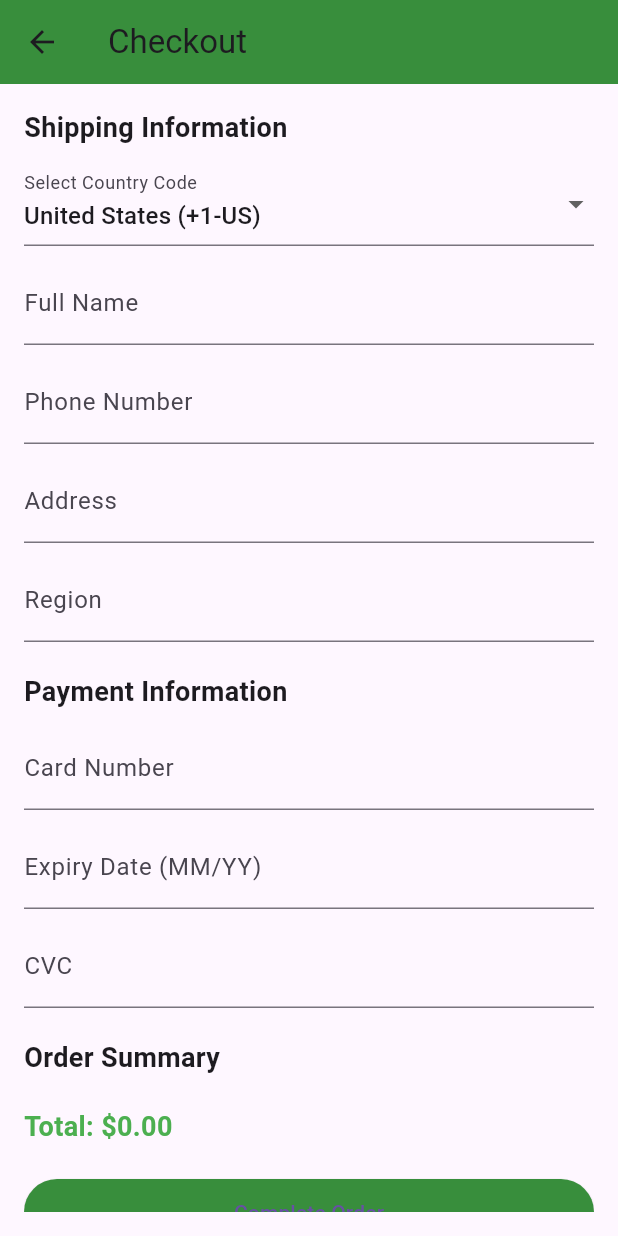
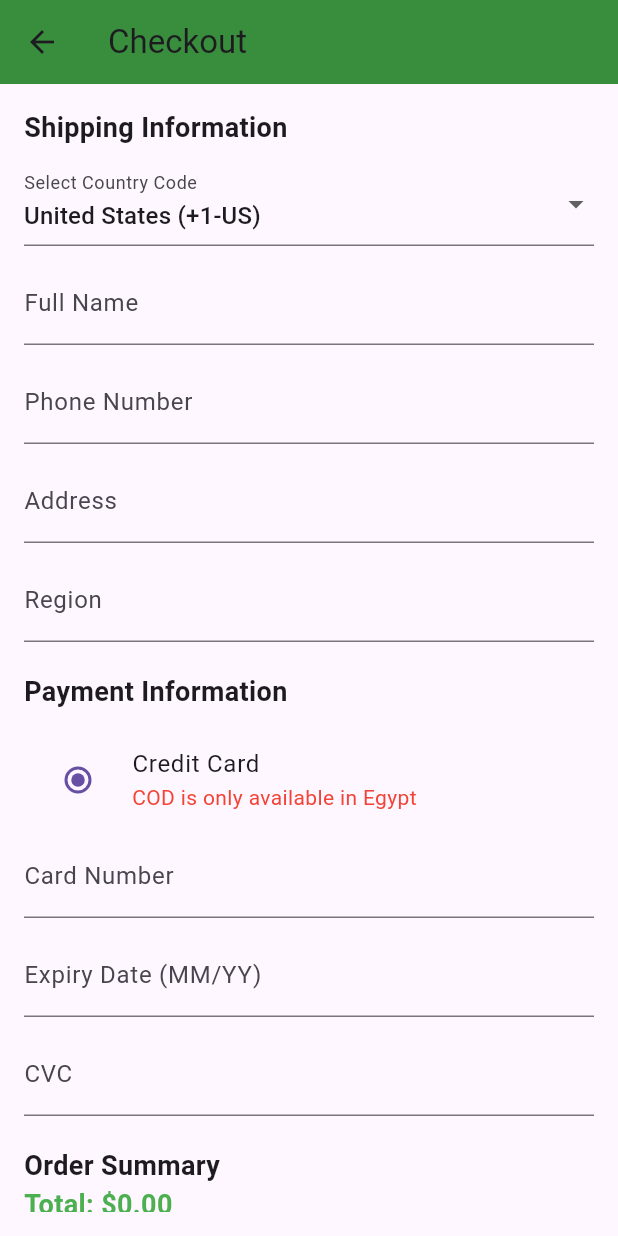
Before and after one commit to shahawy/crop_connect, a Flutter app: the CheckoutScreen screen opened by its route, on a phone screen of 412 x 824 dp. Run offline on Flutter 3.47's test engine with Material 3 defaults, Android fonts, the phone set to English and light mode, and no system bars; our stand-ins replace cloud_firestore, firebase_auth, firebase_core, shared_preferences; accounts and stored records are empty.

Commit message:
add userId

```diff
--- a/lib/screens/checkout_screen.dart
+++ b/lib/screens/checkout_screen.dart
@@ -1,10 +1,11 @@
 import 'package:flutter/material.dart';
-import 'package:cloud_firestore/cloud_firestore.dart';  // Import Firestore
-import 'package:crop_connect/screens/order_confirmation_screen.dart';  // Correct the path
+import 'package:flutter/services.dart'; // For input formatting
+import 'package:cloud_firestore/cloud_firestore.dart';
+import 'package:crop_connect/screens/order_confirmation_screen.dart';
 
 class CheckoutScreen extends StatefulWidget {
   final List cartItems;
-  final String userId;  // Add the userId here, passed as a parameter
+  final String userId;
 
   CheckoutScreen({Key? key, required this.cartItems, required this.userId}) : super(key: key);
 
@@ -22,13 +23,15 @@ class _CheckoutScreenState extends State<CheckoutScreen> {
   TextEditingController _expiryDateController = TextEditingController();
   TextEditingController _cvcController = TextEditingController();
 
-  String? _selectedCountryCode = '+1-US';  // Default country code with unique identifier
-  final List<Map<String, String>> _countryCodes = [
-    {'country': 'United States', 'code': '+1-US'},
-    {'country': 'Canada', 'code': '+1-CA'},
-    {'country': 'India', 'code': '+91'},
-    {'country': 'Egypt', 'code': '+20'},
-    // Add more countries as needed
+  String? _selectedCountryCode = '+1-US';
+  String _selectedPaymentMethod = 'Card';
+
+  final List<Map<String, dynamic>> _countryCodes = [
+    {'country': 'United States', 'code': '+1-US', 'phoneLength': 10},
+    {'country': 'Canada', 'code': '+1-CA', 'phoneLength': 10},
+    {'country': 'India', 'code': '+91', 'phoneLength': 10},
+    {'country': 'Egypt', 'code': '+20', 'phoneLength': 11},
+    // Add more countries and rules as needed
   ];
 
   double calculateTotalPrice(List cartItems) {
@@ -38,9 +41,8 @@ class _CheckoutScreenState extends State<CheckoutScreen> {
   Future<void> _placeOrder() async {
     if (_formKey.currentState!.validate()) {
       try {
-        // Create an order document in Firestore
-        final orderRef = await FirebaseFirestore.instance.collection('orders').add({
-          'userId': widget.userId,  // Save the userId along with the order
+        await FirebaseFirestore.instance.collection('orders').add({
+          'userId': widget.userId,
           'user': {
             'name': _fullNameController.text,
             'phone': _phoneController.text,
@@ -50,16 +52,16 @@ class _CheckoutScreenState extends State<CheckoutScreen> {
           },
           'cartItems': widget.cartItems,
           'totalPrice': calculateTotalPrice(widget.cartItems),
+          'paymentMethod': _selectedPaymentMethod,
           'orderDate': Timestamp.now(),
-          'status': 'Pending'
+          'status': 'Pending',
         });
 
-        // Navigate to the OrderConfirmationScreen with the order ID and userId
         Navigator.pushReplacement(
           context,
           MaterialPageRoute(
             builder: (context) => OrderConfirmationScreen(
-              userId: widget.userId,  // Pass the userId here
+              userId: widget.userId,
               cartItems: widget.cartItems,
             ),
           ),
@@ -69,6 +71,11 @@ class _CheckoutScreenState extends State<CheckoutScreen> {
         ScaffoldMessenger.of(context).showSnackBar(SnackBar(content: Text("Failed to place order")));
       }
     }
+  }
+
+  int getPhoneLength(String? countryCode) {
+    final country = _countryCodes.firstWhere((item) => item['code'] == countryCode, orElse: () => {});
+    return country['phoneLength'] ?? 10;
   }
 
   @override
@@ -91,6 +98,7 @@ class _CheckoutScreenState extends State<CheckoutScreen> {
                 onChanged: (value) {
                   setState(() {
                     _selectedCountryCode = value!;
+                    _selectedPaymentMethod = 'Card'; // Reset payment method when changing country
                   });
                 },
                 validator: (value) => value == null ? 'Please select a country code' : null,
@@ -112,7 +120,12 @@ class _CheckoutScreenState extends State<CheckoutScreen> {
               TextFormField(
                 controller: _phoneController,
                 keyboardType: TextInputType.phone,
-                validator: (value) => value!.isEmpty ? 'Please enter your phone number' : null,
+                validator: (value) {
+                  final phoneLength = getPhoneLength(_selectedCountryCode);
+                  return value!.length == phoneLength
+                      ? null
+                      : 'Phone number must be $phoneLength digits for ${_selectedCountryCode!.split('-')[1]}';
+                },
                 decoration: InputDecoration(labelText: 'Phone Number'),
               ),
               SizedBox(height: 10),
@@ -130,57 +143,91 @@ class _CheckoutScreenState extends State<CheckoutScreen> {
               SizedBox(height: 20),
               Text("Payment Information", style: TextStyle(fontSize: 18, fontWeight: FontWeight.bold)),
               SizedBox(height: 10),
+              if (_selectedCountryCode == '+20') ...[
+                RadioListTile<String>(
+                  value: 'COD',
+                  groupValue: _selectedPaymentMethod,
+                  onChanged: (value) {
+                    setState(() {
+                      _selectedPaymentMethod = value!;
+                    });
+                  },
+                  title: Text("Cash on Delivery"),
+                ),
+              ],
+              RadioListTile<String>(
+                value: 'Card',
+                groupValue: _selectedPaymentMethod,
+                onChanged: (value) {
+                  setState(() {
+                    _selectedPaymentMethod = value!;
+                  });
+                },
+                title: Text("Credit Card"),
+                subtitle: _selectedCountryCode != '+20'
+                    ? Text("COD is only available in Egypt", style: TextStyle(color: Colors.red))
+                    : null,
+              ),
+              if (_selectedPaymentMethod == 'Card') ...[
                 TextFormField(
                   controller: _cardNumberController,
                   keyboardType: TextInputType.number,
-                validator: (value) => value!.isEmpty ? 'Please enter your card number' : null,
+                  inputFormatters: [LengthLimitingTextInputFormatter(16), FilteringTextInputFormatter.digitsOnly],
+                  validator: (value) => value!.length == 16 ? null : 'Card number must be 16 digits',
                   decoration: InputDecoration(labelText: 'Card Number'),
                 ),
                 SizedBox(height: 10),
     TextFormField(
     controller: _expiryDateController,
     keyboardType: TextInputType.number,
-                validator: (value) => value!.isEmpty ? 'Please enter expiry date (MM/YY)' : null,
-                decoration: InputDecoration(labelText: 'Expiry Date (MM/YY)'),
+    maxLength: 5, // Limit input to 5 characters (MM/YY)
+    validator: (value) {
+    if (value == null || value.isEmpty) {
+    return 'Please enter expiry date';
+    }
+    if (!RegExp(r'^(0[1-9]|1[0-2])\/\d{2}$').hasMatch(value)) {
+    return 'Enter expiry date in MM/YY format';
+    }
+    return null;
+    },
+    decoration: InputDecoration(
+    labelText: 'Expiry Date (MM/YY)',
+    hintText: 'MM/YY',
+    counterText: '', // Hides the character counter
     ),
+    ),
+
                 SizedBox(height: 10),
                 TextFormField(
                   controller: _cvcController,
                   keyboardType: TextInputType.number,
-                validator: (value) => value!.isEmpty ? 'Please enter CVC' : null,
+                  inputFormatters: [LengthLimitingTextInputFormatter(3), FilteringTextInputFormatter.digitsOnly],
+                  validator: (value) => value!.length == 3 ? null : 'CVC must be 3 digits',
                   decoration: InputDecoration(labelText: 'CVC'),
                 ),
+              ],
               SizedBox(height: 20),
               Text("Order Summary", style: TextStyle(fontSize: 18, fontWeight: FontWeight.bold)),
-              SizedBox(height: 10),
               ListView.builder(
                 shrinkWrap: true,
                 itemCount: widget.cartItems.length,
                 itemBuilder: (context, index) {
                   final item = widget.cartItems[index];
                   return ListTile(
-                    leading: Image.network(
-                      item['imageUrl'],
-                      width: 50,
-                      height: 50,
-                      fit: BoxFit.cover,
-                    ),
+                    leading: Image.network(item['imageUrl'], width: 50, height: 50, fit: BoxFit.cover),
                     title: Text(item['name']),
                     subtitle: Text("Quantity: ${item['quantity']} - \$${item['price']}"),
                   );
                 },
               ),
-              SizedBox(height: 10),
-              Text("Total: \$${calculateTotalPrice(widget.cartItems).toStringAsFixed(2)}",
-                  style: TextStyle(fontSize: 18, fontWeight: FontWeight.bold, color: Colors.green)),
-              SizedBox(height: 20),
+              Text(
+                "Total: \$${calculateTotalPrice(widget.cartItems).toStringAsFixed(2)}",
+                style: TextStyle(fontSize: 18, fontWeight: FontWeight.bold, color: Colors.green),
+              ),
               ElevatedButton(
-                onPressed: _placeOrder,  // Call the method to place the order
+                onPressed: _placeOrder,
                 child: Text("Complete Order"),
-                style: ElevatedButton.styleFrom(
-                  backgroundColor: Color(0xFF388E3C),
-                  padding: EdgeInsets.symmetric(horizontal: 40, vertical: 12),
-                ),
+                style: ElevatedButton.styleFrom(backgroundColor: Color(0xFF388E3C)),
               ),
             ],
           ),
```
Lines whose indentation alone changed are shown as unchanged.
